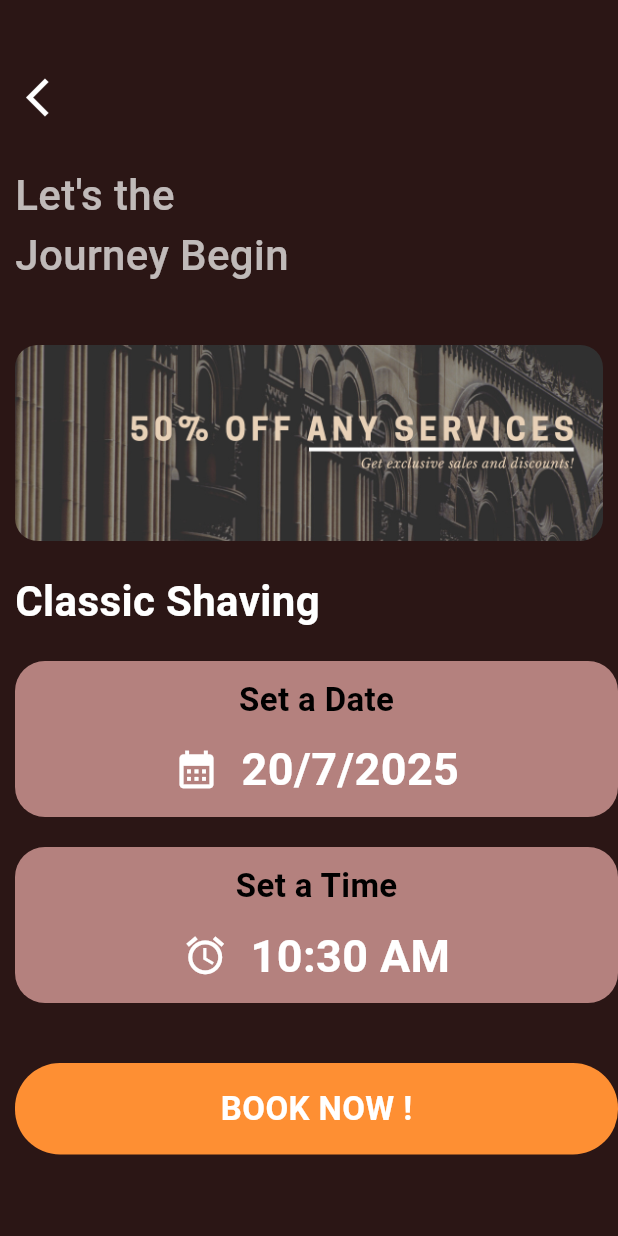
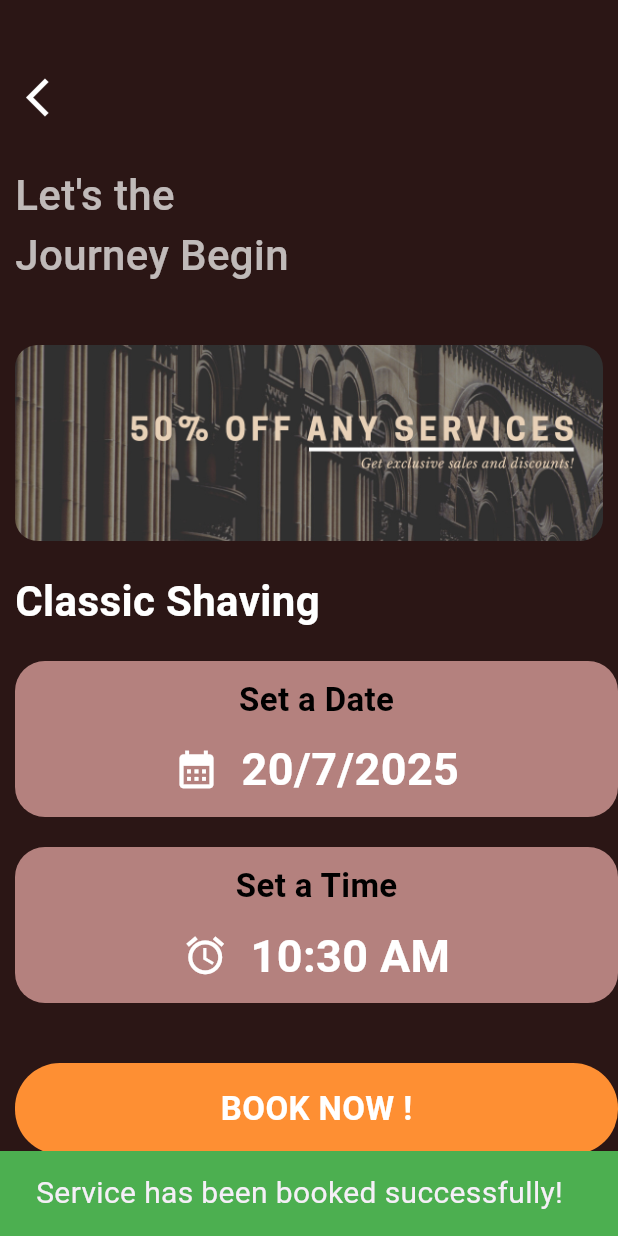
Before and after one commit to BaoMinhne/baber_booking_app, a Flutter app: the Booking screen opened directly, after a tap on "BOOK NOW !", on a phone screen of 412 x 824 dp. Run offline on Flutter 3.47's test engine with Material 3 defaults, Android fonts, the phone set to English and light mode, and no system bars; our stand-ins replace cloud_firestore, firebase_auth, firebase_core, random_string, shared_preferences; accounts and stored records are empty.

Commit message:
Modify the booking function

```diff
--- a/analysis_options.yaml
+++ b/analysis_options.yaml
@@ -10,6 +10,7 @@
 analyzer:
   errors:
     curly_braces_in_flow_control_structures: ignore
+    avoid_print: ignore
 include: package:flutter_lints/flutter.yaml
 
 linter:
@@ -26,7 +27,7 @@ linter:
   rules:
     prefer_const_constructors: false
     prefer_const_literals_to_create_immutables: false
-    # avoid_print: false  # Uncomment to disable the `avoid_print` rule
+    avoid_print: false # Uncomment to disable the `avoid_print` rule
     # prefer_single_quotes: true  # Uncomment to enable the `prefer_single_quotes` rule
 # Additional information about this file can be found at
 # https://dart.dev/guides/language/analysis-options
--- a/lib/main.dart
+++ b/lib/main.dart
@@ -9,6 +9,7 @@
 void main() async {
   WidgetsFlutterBinding.ensureInitialized();
   await Firebase.initializeApp();
+  WidgetsFlutterBinding.ensureInitialized();
   runApp(const MyApp());
 }
 
--- a/lib/pages/booking.dart
+++ b/lib/pages/booking.dart
@@ -1,4 +1,6 @@
+import 'package:baber_booking_app/services/shared_pref.dart';
 import 'package:flutter/material.dart';
+import 'package:baber_booking_app/services/database.dart';
 
 class Booking extends StatefulWidget {
   String service;
@@ -9,6 +11,26 @@ class Booking extends StatefulWidget {
 }
 
 class _BookingState extends State<Booking> {
+  String? name, image, email;
+
+  getthedatafromsharedpref() async {
+    name = await SharedPreferenceHelper().getUserName();
+    image = await SharedPreferenceHelper().getUserImage();
+    email = await SharedPreferenceHelper().getUserEmail();
+
+    setState(() {});
+  }
+
+  getontheload() async {
+    await getthedatafromsharedpref();
+  }
+
+  @override
+  void initState() {
+    super.initState();
+    getontheload();
+  }
+
   DateTime _selectedDate = DateTime.now();
 
   Future<void> _selectDate(BuildContext context) async {
@@ -164,7 +186,31 @@ class _BookingState extends State<Booking> {
 
             const SizedBox(height: 40),
             GestureDetector(
-              onTap: () {},
+              onTap: () {
+                Map<String, dynamic> userBoookingmap = {
+                  "Service": widget.service,
+                  "Date":
+                      "${_selectedDate.day}/${_selectedDate.month}/${_selectedDate.year}"
+                          .toString(),
+                  "Time": _selectedTime.format(context).toString(),
+                  "Username": name,
+                  "Image": image,
+                  "Email": email,
+                };
+
+                DatabaseMethods().addUserBooking(userBoookingmap).then((value) {
+                  ScaffoldMessenger.of(context).showSnackBar(
+                    SnackBar(
+                        backgroundColor: Colors.green,
+                        content: Text(
+                          "Service has been booked successfully!",
+                          style: TextStyle(
+                            fontSize: 20,
+                          ),
+                        )),
+                  );
+                });
+              },
               child: Container(
                 width: MediaQuery.of(context).size.width,
                 padding: EdgeInsets.symmetric(horizontal: 10, vertical: 15),
--- a/lib/services/database.dart
+++ b/lib/services/database.dart
@@ -0,0 +1,16 @@
+import 'package:cloud_firestore/cloud_firestore.dart';
+
+class DatabaseMethods {
+  Future addUserDetails(Map<String, dynamic> userInfoMap, String id) async {
+    return await FirebaseFirestore.instance
+        .collection("users")
+        .doc(id)
+        .set(userInfoMap);
+  }
+
+  Future addUserBooking(Map<String, dynamic> userBooking) async {
+    return await FirebaseFirestore.instance
+        .collection("booking")
+        .add(userBooking);
+  }
+}
--- /dev/null
+++ b/lib/services/shared_pref.dart
@@ -0,0 +1,50 @@
+import 'package:shared_preferences/shared_preferences.dart';
+
+class SharedPreferenceHelper {
+  static String userIdKey = "USERKEY";
+  static String userNameKey = "USERNAMEKEY";
+  static String userEmailKey = "USEREMAILKEY";
+  static String userImageKey = "USERIMAGEKEY";
+
+  //set
+  Future<bool> saveUserId(String getUserId) async {
+    SharedPreferences prefs = await SharedPreferences.getInstance();
+    return prefs.setString(userIdKey, getUserId);
+  }
+
+  Future<bool> saveUserName(String getUserName) async {
+    SharedPreferences prefs = await SharedPreferences.getInstance();
+    return prefs.setString(userNameKey, getUserName);
+  }
+
+  Future<bool> saveUserEmail(String getUserEmail) async {
+    SharedPreferences prefs = await SharedPreferences.getInstance();
+    return prefs.setString(userEmailKey, getUserEmail);
+  }
+
+  Future<bool> saveUserImage(String getUserImage) async {
+    SharedPreferences prefs = await SharedPreferences.getInstance();
+    return prefs.setString(userImageKey, getUserImage);
+  }
+
+  //get
+  Future<String?> getUserId() async {
+    SharedPreferences prefs = await SharedPreferences.getInstance();
+    return prefs.getString(userIdKey);
+  }
+
+  Future<String?> getUserName() async {
+    SharedPreferences prefs = await SharedPreferences.getInstance();
+    return prefs.getString(userNameKey);
+  }
+
+  Future<String?> getUserEmail() async {
+    SharedPreferences prefs = await SharedPreferences.getInstance();
+    return prefs.getString(userEmailKey);
+  }
+
+  Future<String?> getUserImage() async {
+    SharedPreferences prefs = await SharedPreferences.getInstance();
+    return prefs.getString(userImageKey);
+  }
+}
--- a/pubspec.yaml
+++ b/pubspec.yaml
@@ -33,6 +33,8 @@ dependencies:
   firebase_core:
   cloud_firestore:
   firebase_auth:
+  random_string: ^2.3.1
+  shared_preferences: ^2.5.3
 
   # The following adds the Cupertino Icons font to your application.
   # Use with the CupertinoIcons class for iOS style icons.
```
Also changed, not shown: lib/pages/home.dart (+26 -2 lines), lib/pages/signup.dart (+29 -2 lines), pubspec.lock.
